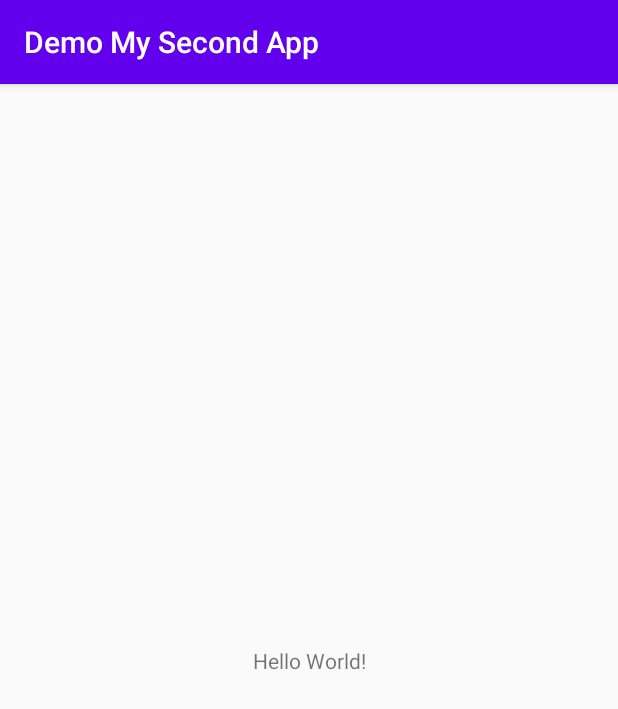
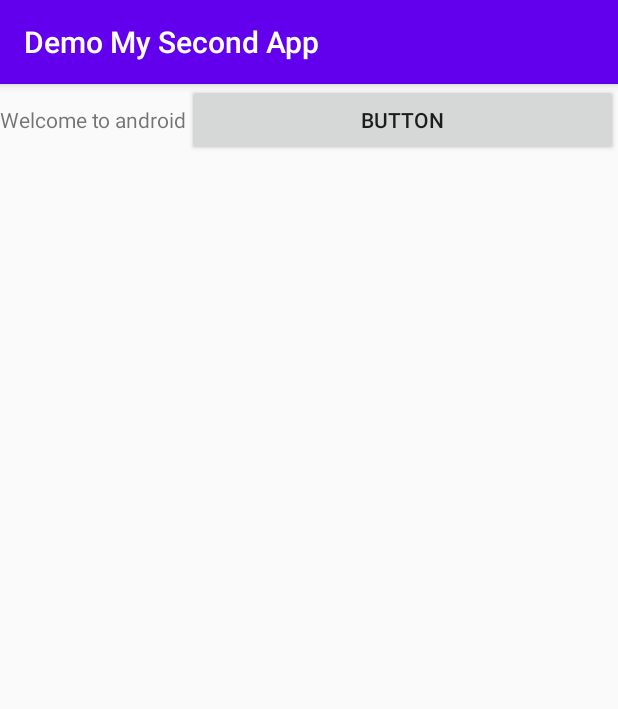
Before and after one commit to Yati2/DemoMySecondApp, an Android app: the screen it shows after launch (MainActivity), on a phone screen of 412 x 824 dp. Shown: the top 709 px of the screen. Run offline under Robolectric (Android 15) with nearby library versions, the phone set to English and light mode, and no system bars.

Commit message:
layout_weight lessons

```diff
--- a/app/src/main/res/layout/activity_main.xml
+++ b/app/src/main/res/layout/activity_main.xml
@@ -1,18 +1,22 @@
 <?xml version="1.0" encoding="utf-8"?>
-<android.support.constraint.ConstraintLayout xmlns:android="http://schemas.android.com/apk/res/android"
+<LinearLayout xmlns:android="http://schemas.android.com/apk/res/android"
     xmlns:app="http://schemas.android.com/apk/res-auto"
     xmlns:tools="http://schemas.android.com/tools"
     android:layout_width="match_parent"
     android:layout_height="match_parent"
+    android:orientation="horizontal"
     tools:context=".MainActivity">
 
     <TextView
+        android:id="@+id/textView"
         android:layout_width="wrap_content"
         android:layout_height="wrap_content"
-        android:text="Hello World!"
-        app:layout_constraintBottom_toBottomOf="parent"
-        app:layout_constraintLeft_toLeftOf="parent"
-        app:layout_constraintRight_toRightOf="parent"
-        app:layout_constraintTop_toTopOf="parent" />
+        android:text="Welcome to android" />
 
-</android.support.constraint.ConstraintLayout>
+    <Button
+        android:id="@+id/button4"
+        android:layout_width="0dp"
+        android:layout_height="wrap_content"
+        android:layout_weight="1"
+        android:text="Button" />
+</LinearLayout>
```
